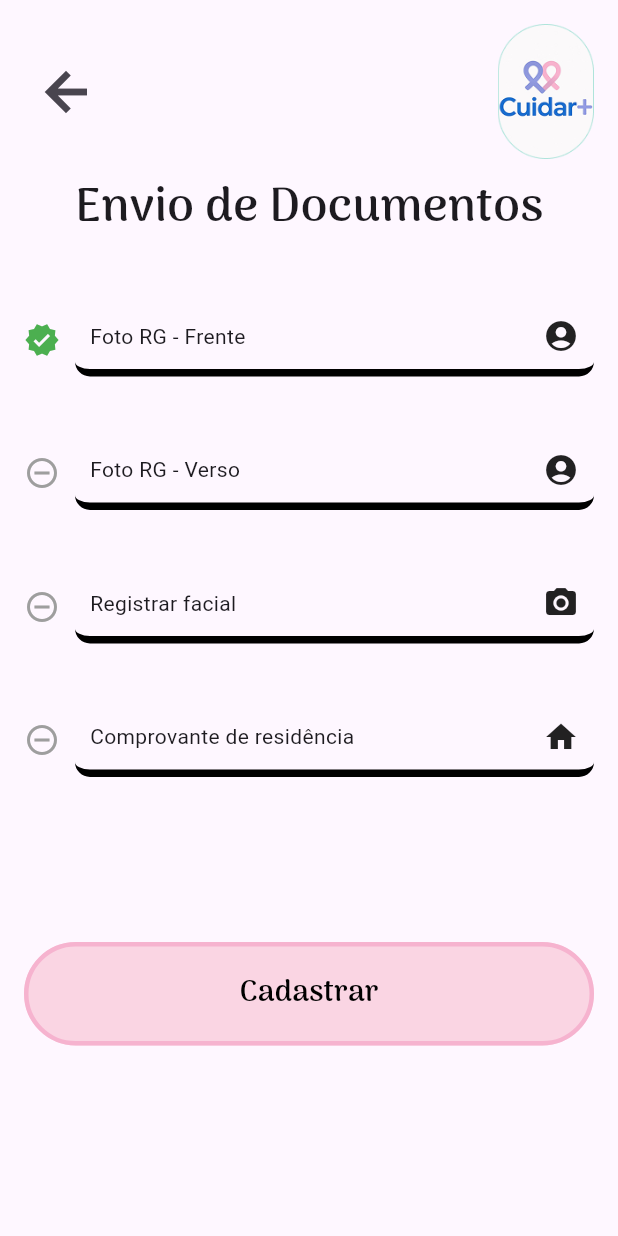
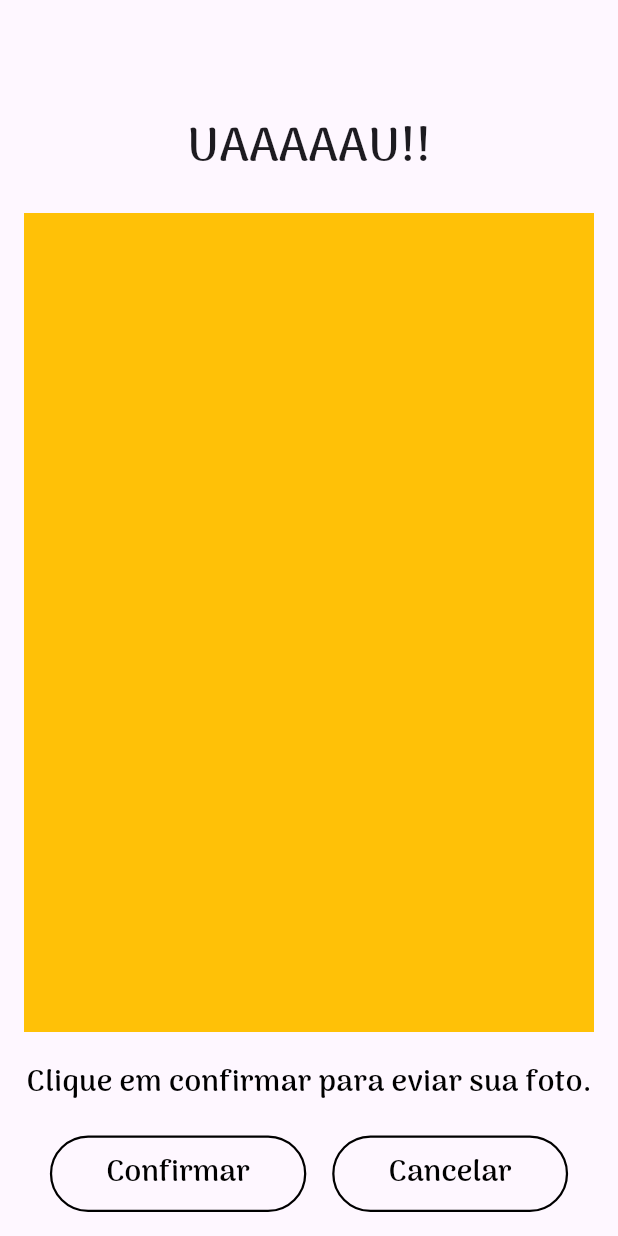
Before and after one commit to williamsaborido/cuidar_plus, a Flutter app: the DonatorSignupDocs screen opened by its route, after a tap on "Foto RG - Frente", on a phone screen of 412 x 824 dp. Run offline on Flutter 3.47's test engine with Material 3 defaults, Android fonts, the light colour scheme and no system bars; our stand-ins replace image_picker.

Commit message:
Captura de fotos/documento

```diff
--- a/3.35.6/lib/components/app_capture_button/app_capture_button.dart
+++ b/3.35.6/lib/components/app_capture_button/app_capture_button.dart
@@ -9,7 +9,7 @@ class AppCaptureButton extends StatefulWidget {
   final IconData icon;
 
   /// Função que retorna um booleano para alterar o estado entre 'preenchido' e 'pendente'
-  final bool Function() onTap;
+  final Future<bool> Function() onTap;
 
   /// Cria um botão que indica se a captura foi feita indicando com um ícone a esquerda
   const AppCaptureButton({
@@ -43,7 +43,7 @@ class _AppCaptureButtonState extends State<AppCaptureButton> {
         Expanded(
           child: InkWell(
             borderRadius: BorderRadius.circular(10),
-            onTap: () => ready.value = widget.onTap(),
+            onTap: () => widget.onTap().then((value) => ready.value = value),
             child: Container(
               padding: EdgeInsets.all(10),
               decoration: BoxDecoration(
--- a/3.35.6/lib/main.dart
+++ b/3.35.6/lib/main.dart
@@ -1,6 +1,7 @@
 import 'package:dener/util/app_text_styles.dart';
 import 'package:dener/util/navigator_key.dart';
 import 'package:dener/views/donator/login/donator_login_view.dart';
+import 'package:dener/views/donator/signup/capture/donator_signup_capture.dart';
 import 'package:dener/views/donator/signup/docs/donator_signup_docs.dart';
 import 'package:dener/views/donator/signup/form/donator_signup_form.dart';
 import 'package:dener/views/welcome/welcome_view.dart';
@@ -38,6 +39,7 @@ class App extends StatelessWidget{
           '/donator/login': (context) => const DonatorLoginView(),
           '/donator/signup/form': (context) => const DonatorSignupForm(),
           '/donator/signup/docs': (context) => const DonatorSignupDocs(),
+          '/donator/signup/capture': (context) => const DonatorSignupCapture(),
         },
         // Chave do Navigator para navegação global
         navigatorKey: navigatorKey,
--- a/3.35.6/lib/util/base_state.dart
+++ b/3.35.6/lib/util/base_state.dart
@@ -28,12 +28,21 @@ abstract class BaseState<T extends StatefulWidget> extends State<T> {
     return Future.value();
   }
 
+  /// Navega para uma nova tela (adiciona widget da rota no topo da pilha de navegação) e retorna um objeto result
+  Future<Object?> navigateToAndReturn(String route, {Object? args}) {
+    if (mounted) {
+      return Navigator.of(context).pushNamed(route, arguments: args);
+    }
+
+    return Future.value();
+  }
+
   /// "Navega de volta", removendo a rota, ou widget atual, da pilha de navegação,
   /// mas não faz a navegação se este widget for o único na pilha
-  Future<void> navigateBack() {
+  Future<void> navigateBack({Object? args}) {
     if (mounted) {
       if (Navigator.of(context).canPop()) {
-        Navigator.of(context).pop();
+        Navigator.of(context).pop(args);
       }
     }
 
--- /dev/null
+++ b/3.35.6/lib/views/donator/signup/capture/donator_signup_capture.dart
@@ -0,0 +1,73 @@
+import 'dart:io';
+
+import 'package:dener/components/app_button/app_button_component.dart';
+import 'package:dener/util/app_text_styles.dart';
+import 'package:dener/util/base_state.dart';
+import 'package:flutter/material.dart';
+import 'package:image_picker/image_picker.dart';
+
+class DonatorSignupCapture extends StatefulWidget {
+  const DonatorSignupCapture({super.key});
+
+  @override
+  State<DonatorSignupCapture> createState() => _DonatorSignupCaptureState();
+}
+
+class _DonatorSignupCaptureState extends BaseState<DonatorSignupCapture> {
+  final imagePicker = ImagePicker();
+  final picture = ValueNotifier<XFile?>(null);
+
+  @override
+  void onInit() {
+    imagePicker
+        .pickImage(source: ImageSource.camera)
+        .then((file) => picture.value = file);
+  }
+
+  @override
+  Widget build(BuildContext context) {
+    final AppTextStyles textStyles = AppTextStyles.of(context);
+    return Scaffold(
+      body: Container(
+        padding: const EdgeInsets.all(16),
+        child: Column(
+          spacing: 20,
+          children: [
+            Padding(
+              padding: EdgeInsetsGeometry.only(top: 60),
+              child: Text('UAAAAAU!!', style: textStyles.titleBlack),
+            ),
+
+            Expanded(
+              child: Container(
+                decoration: BoxDecoration(color: Colors.amber),
+                child: ListenableBuilder(
+                  listenable: picture,
+                  builder: (BuildContext context, _) {
+                    return picture.value == null
+                        ? Container()
+                        : Image.file(File(picture.value!.path));
+                  },
+                ),
+              ),
+            ),
+            Text('Clique em confirmar para eviar sua foto.', style: textStyles.buttonBlack),
+            Row(
+              mainAxisAlignment: MainAxisAlignment.spaceEvenly,
+              children: [
+                AppButtonComponent(
+                  labelText: 'Confirmar',
+                  onPressed: () => navigateBack(args: true),
+                ),
+                AppButtonComponent(
+                  labelText: 'Cancelar',
+                  onPressed: () => navigateBack(args: false),
+                ),
+              ],
+            ),
+          ],
+        ),
+      ),
+    );
+  }
+}
--- a/3.35.6/lib/views/donator/signup/docs/donator_signup_docs.dart
+++ b/3.35.6/lib/views/donator/signup/docs/donator_signup_docs.dart
@@ -17,7 +17,8 @@ class _DonatorSignupDocsState extends BaseState<DonatorSignupDocs> {
 
   /// Abre a tela de captura de foto, retornando true se o usuário confirmou a imagem capturada
   Future<bool> getPicture() async {
-    return true;
+    final result = await navigateToAndReturn('/donator/signup/capture');
+    return (result as bool?) ?? false;
   }
 
    @override
@@ -30,10 +31,10 @@ class _DonatorSignupDocsState extends BaseState<DonatorSignupDocs> {
             spacing: 40,
             children: [
               AppHeaderComponent(action: navigateBack, labelText: 'Envio de Documentos', close: false),
-              AppCaptureButton(textLabel: 'Foto RG - Frente', icon: Icons.account_circle, onTap: () => true,),
-              AppCaptureButton(textLabel: 'Foto RG - Verso', icon: Icons.account_circle, onTap: () => true,),
-              AppCaptureButton(textLabel: 'Registrar facial', icon: Icons.photo_camera, onTap: () => true,),
-              AppCaptureButton(textLabel: 'Comprovante de residência', icon: Icons.home, onTap: () => true,),
+              AppCaptureButton(textLabel: 'Foto RG - Frente', icon: Icons.account_circle, onTap: getPicture),
+              AppCaptureButton(textLabel: 'Foto RG - Verso', icon: Icons.account_circle, onTap: getPicture),
+              AppCaptureButton(textLabel: 'Registrar facial', icon: Icons.photo_camera, onTap: getPicture),
+              AppCaptureButton(textLabel: 'Comprovante de residência', icon: Icons.home, onTap: getPicture),
               SizedBox(height: 30),
               AppFormButtonComponent(labelText: 'Cadastrar', onTap: () {}),
             ],
--- a/3.35.6/pubspec.yaml
+++ b/3.35.6/pubspec.yaml
@@ -30,7 +30,7 @@ environment:
 dependencies:
   flutter:
     sdk: flutter
-  image_picker: ^1.2.0
+  image_picker: ^1.2.1
 
   # The following adds the Cupertino Icons font to your application.
   # Use with the CupertinoIcons class for iOS style icons.
```
Also changed, not shown: 3.35.6/pubspec.lock, resources/pub/screenshot-2025-11-11_22.50.16.304.png, resources/pub/screenshot-2025-11-11_22.50.53.932.png, resources/pub/screenshot-2025-12-02_00.25.15.755.png (added), resources/pub/screenshot-2025-12-02_00.25.52.047.png (added), 1 other file.
